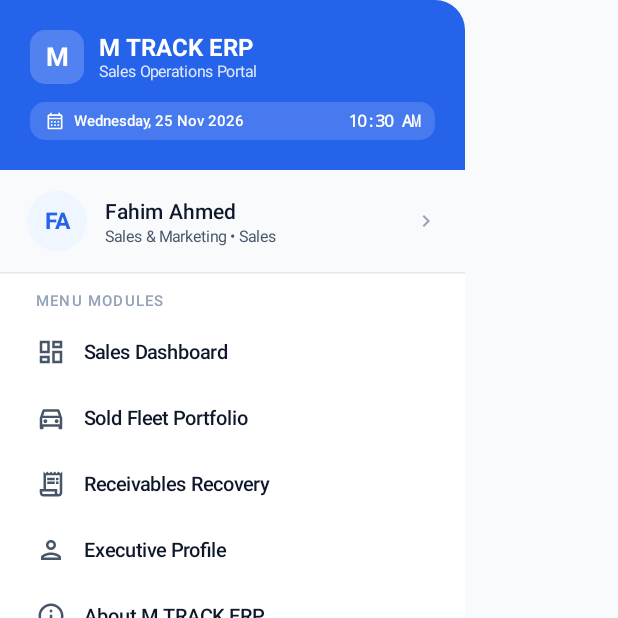
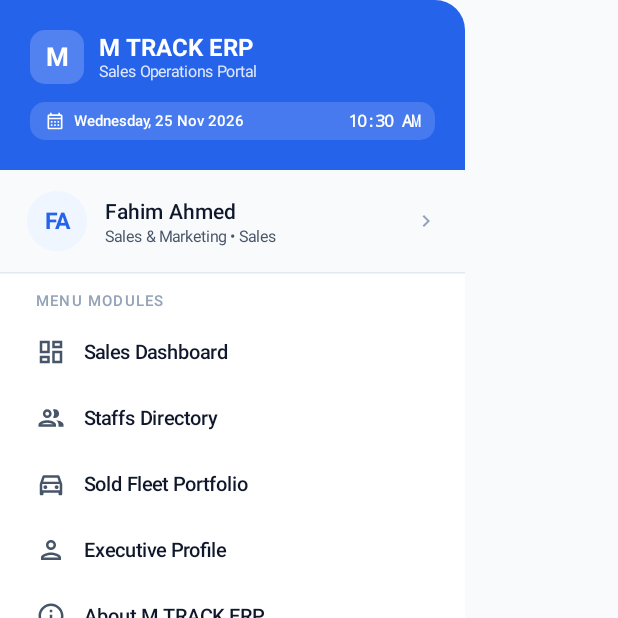
Before and after one commit to logicalfahim/mtrack-erp-app, an Android app built with Jetpack Compose: the composable AppDrawer called with empty values, on a phone screen of 412 x 824 dp, the top half of it. Run offline under Robolectric (Android 15) with nearby library versions, the phone set to English and light mode, and no system bars; 2 statements that could not run were skipped.

Commit message:
feat(ui): ensure 100% corporate English, standard BDT currency formatting, and synchronized drawer navigation

```diff
--- a/app/src/main/java/com/mtrack/installer/ui/components/AppDrawer.kt
+++ b/app/src/main/java/com/mtrack/installer/ui/components/AppDrawer.kt
@@ -239,21 +239,21 @@ fun AppDrawer(
                 )
 
                 DrawerMenuItem(
+                    title = "Staffs Directory",
+                    icon = Icons.Outlined.PeopleOutline,
+                    isSelected = currentRoute == "staffs",
+                    onClick = {
+                        onNavigate("staffs")
+                        onCloseDrawer()
+                    }
+                )
+
+                DrawerMenuItem(
                     title = "Sold Fleet Portfolio",
                     icon = Icons.Outlined.DirectionsCar,
                     isSelected = currentRoute == "fleet",
                     onClick = {
                         onNavigate("fleet")
-                        onCloseDrawer()
-                    }
-                )
-
-                DrawerMenuItem(
-                    title = "Receivables Recovery",
-                    icon = Icons.Outlined.ReceiptLong,
-                    isSelected = currentRoute == "receivables",
-                    onClick = {
-                        onNavigate("receivables")
                         onCloseDrawer()
                     }
                 )
--- a/app/src/main/java/com/mtrack/installer/ui/components/NotificationHalfDrawerSheet.kt
+++ b/app/src/main/java/com/mtrack/installer/ui/components/NotificationHalfDrawerSheet.kt
@@ -300,7 +300,7 @@ fun sampleNotifications(): List<StaffNotificationItem> = listOf(
     StaffNotificationItem(
         id = "1",
         title = "Vehicle Commission Credited",
-        message = "৳500 commission for Toyota Premio (GA 11-2233) has been approved and added to your monthly payout.",
+        message = "BDT 500 commission for Toyota Premio (GA 11-2233) has been approved and added to your monthly payout.",
         category = "Billing",
         timeAgo = "12m ago",
         isRead = false
@@ -332,7 +332,7 @@ fun sampleNotifications(): List<StaffNotificationItem> = listOf(
     StaffNotificationItem(
         id = "5",
         title = "Client Overdue Payment Alert",
-        message = "Invoice #INV-2026-1088 for Hanif Paribahan (৳12,000) is pending collection.",
+        message = "Invoice #INV-2026-1088 for Hanif Paribahan (BDT 12,000) is pending collection.",
         category = "Billing",
         timeAgo = "2 days ago",
         isRead = true
--- a/app/src/main/java/com/mtrack/installer/ui/screens/FleetScreen.kt
+++ b/app/src/main/java/com/mtrack/installer/ui/screens/FleetScreen.kt
@@ -327,7 +327,7 @@ private fun FleetWithDueCardItem(
                         Row(verticalAlignment = Alignment.CenterVertically, horizontalArrangement = Arrangement.spacedBy(6.dp)) {
                             Icon(imageVector = Icons.Outlined.ReceiptLong, contentDescription = null, tint = AmberWarning, modifier = Modifier.size(15.dp))
                             Text(
-                                text = "Outstanding Due: ৳${numberFormatShort(vehicle.dueAmount ?: 0.0)}",
+                                text = "Outstanding Due: BDT ${numberFormatShort(vehicle.dueAmount ?: 0.0)}",
                                 style = MaterialTheme.typography.labelMedium.copy(
                                     color = AmberWarning,
                                     fontWeight = FontWeight.Bold,
--- a/app/src/main/java/com/mtrack/installer/ui/screens/ProfileScreen.kt
+++ b/app/src/main/java/com/mtrack/installer/ui/screens/ProfileScreen.kt
@@ -172,8 +172,8 @@ fun ProfileScreen(
                     color = BorderSubtle
                 )
                 ProfileMetricPill(
-                    label = "Receivables",
-                    value = "৳${numberFormatShort(salesData?.totalDueAmount ?: 0.0)}"
+                    label = "Fleet Dues",
+                    value = "BDT ${numberFormatShort(salesData?.totalDueAmount ?: 0.0)}"
                 )
             }
         }
--- a/app/src/main/java/com/mtrack/installer/ui/theme/Type.kt
+++ b/app/src/main/java/com/mtrack/installer/ui/theme/Type.kt
@@ -6,7 +6,7 @@ import androidx.compose.ui.text.font.FontFamily
 import androidx.compose.ui.text.font.FontWeight
 import androidx.compose.ui.unit.sp
 
-// Clean, modern typography with reduced boldness (বোল্ডনেস কম, চোখের জন্য আরামদায়ক)
+// Clean, modern typography with reduced boldness and balanced legibility
 val Typography = Typography(
     headlineLarge = TextStyle(
         fontFamily = FontFamily.Default,
```
Also changed, not shown: app/src/main/java/com/mtrack/installer/ui/screens/ReceivablesScreen.kt (+6 -6 lines), app/src/main/java/com/mtrack/installer/ui/screens/SellerDashboardScreen.kt (+4 -4 lines).
